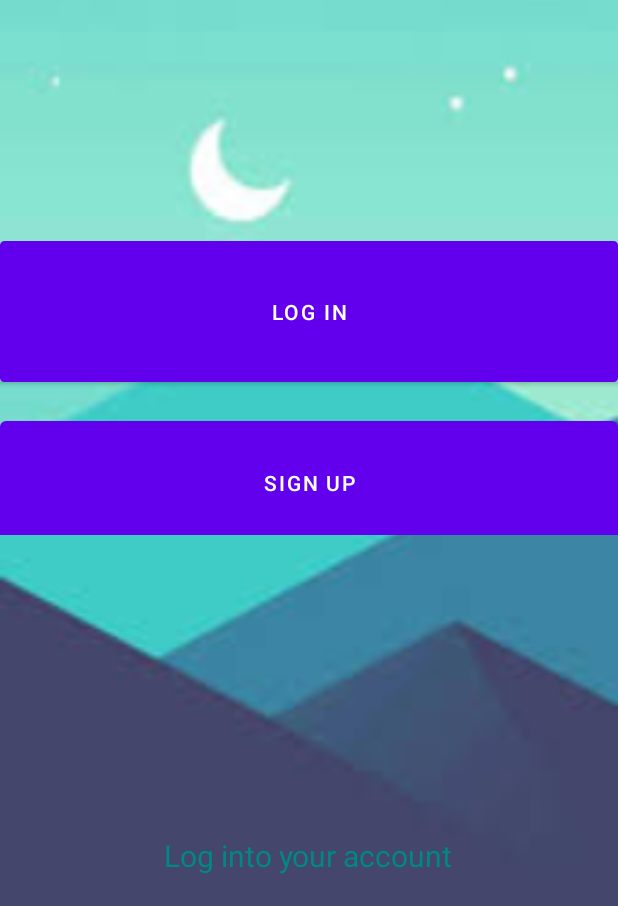
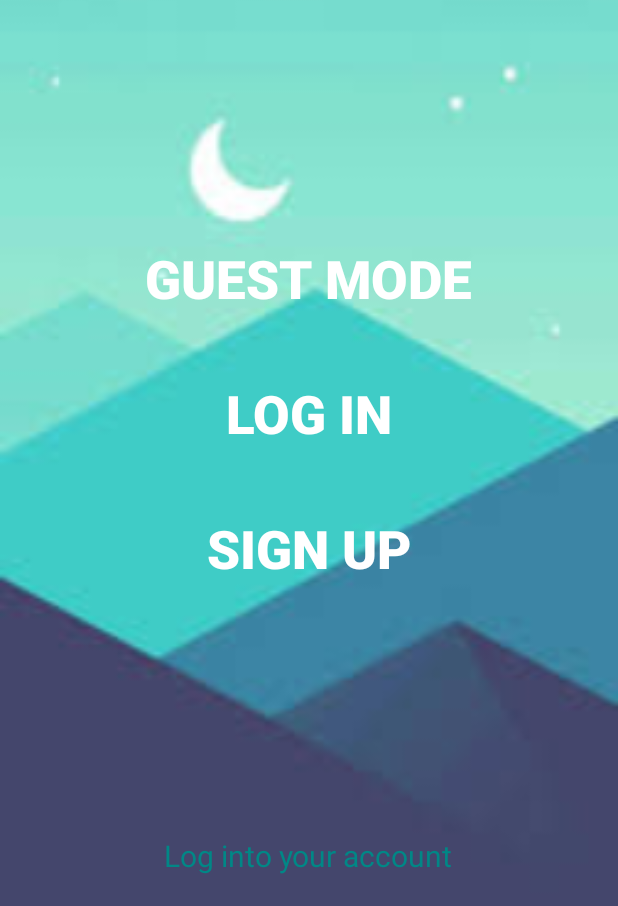
Before and after one commit to MrNarek/LogicGames3, an Android app: the screen it shows after launch (MainActivity), on a phone screen of 412 x 824 dp, the part 330-1236 px from its top. Run offline under Robolectric (Android 15) with nearby library versions, the phone set to English and light mode, and no system bars.

Commit message:
Finished project

```diff
--- a/LogicGames3/app/src/main/AndroidManifest.xml
+++ b/LogicGames3/app/src/main/AndroidManifest.xml
@@ -12,6 +12,12 @@
         android:supportsRtl="true"
         android:theme="@style/Theme.LogicGames"
         tools:targetApi="31">
+        <activity
+            android:name=".Colours"
+            android:exported="false" />
+        <activity
+            android:name=".GuestMode"
+            android:exported="false" />
         <activity
             android:name=".Login"
             android:exported="false">
--- a/LogicGames3/app/src/main/java/com/example/logicgames/MainActivity.java
+++ b/LogicGames3/app/src/main/java/com/example/logicgames/MainActivity.java
@@ -8,13 +8,23 @@ import android.view.View;
 import android.widget.Button;
 
 public class MainActivity extends AppCompatActivity {
-    Button btnLogin, btnSignup;
+    Button btnLogin, btnSignup, btnGuestMode;
     @Override
     protected void onCreate(Bundle savedInstanceState) {
         super.onCreate(savedInstanceState);
         setContentView(R.layout.activity_main);
+        btnGuestMode = findViewById(R.id.btnGuestMode);
         btnLogin = findViewById(R.id.btnLogin);
         btnSignup = findViewById(R.id.btnSignup);
+
+
+        btnGuestMode.setOnClickListener(new View.OnClickListener() {
+            @Override
+            public void onClick(View v) {
+                Intent intent = new Intent(MainActivity.this, GuestMode.class);
+                startActivity(intent);
+            }
+        });
         btnSignup.setOnClickListener(new View.OnClickListener() {
             @Override
             public void onClick(View v) {
--- a/LogicGames3/app/src/main/res/layout/activity_main.xml
+++ b/LogicGames3/app/src/main/res/layout/activity_main.xml
@@ -47,30 +47,56 @@
 
     <LinearLayout
         android:layout_width="match_parent"
-        android:layout_height="196dp"
+        android:layout_height="347dp"
         android:layout_above="@id/text_bottom"
-        android:layout_marginTop="75dp"
-        android:layout_marginBottom="200dp"
+        android:layout_marginTop="0dp"
+        android:layout_marginBottom="123dp"
         android:orientation="vertical"
+        android:paddingTop="30dp"
         android:weightSum="2">
 
 
         <Button
+            android:id="@+id/btnGuestMode"
+            style="@style/Widget.AppCompat.Button.Borderless"
+            android:layout_width="350dp"
+            android:layout_height="80dp"
+            android:layout_gravity="center"
+            android:layout_marginHorizontal="80dp"
+            android:layout_marginTop="30dp"
+            android:height="70dp"
+            android:text="GUEST MODE"
+            android:textColor="@color/white"
+            android:textSize="35sp"
+            android:textStyle="bold" />
+
+        <Button
             android:id="@+id/btnLogin"
+            style="@style/Widget.AppCompat.Button.Borderless"
             android:layout_width="match_parent"
-            android:layout_height="94dp"
+            android:layout_height="80dp"
+            android:layout_gravity="center"
+            android:layout_marginHorizontal="80dp"
+            android:layout_marginTop="10dp"
             android:height="70dp"
-            android:background="@drawable/btn_login"
-            android:text="@string/btnLogin" />
+            android:text="@string/btnLogin"
+            android:textColor="@color/white"
+            android:textSize="35sp"
+            android:textStyle="bold" />
 
         <Button
             android:id="@+id/btnSignup"
+            style="@style/Widget.AppCompat.Button.Borderless"
             android:layout_width="match_parent"
-            android:layout_height="94dp"
-            android:layout_marginTop="20dp"
-            android:height="80dp"
-            android:text="@string/btnRegister"
-            android:textAlignment="center" />
+            android:layout_height="80dp"
+            android:layout_gravity="center"
+            android:layout_marginHorizontal="80dp"
+            android:layout_marginTop="10dp"
+            android:height="70dp"
+            android:text="SIGN UP"
+            android:textColor="@color/white"
+            android:textSize="35sp"
+            android:textStyle="bold" />
     </LinearLayout>
 
 </RelativeLayout>
```
Also changed, not shown: LogicGames3/app/src/main/java/com/example/logicgames/Colours.java (added, +41 -0 lines), LogicGames3/app/src/main/java/com/example/logicgames/GuestMode.java (added, +25 -0 lines), LogicGames3/app/src/main/res/layout/activity_colours.xml (added, +184 -0 lines), LogicGames3/app/src/main/res/layout/activity_guest_mode.xml (added, +37 -0 lines).
